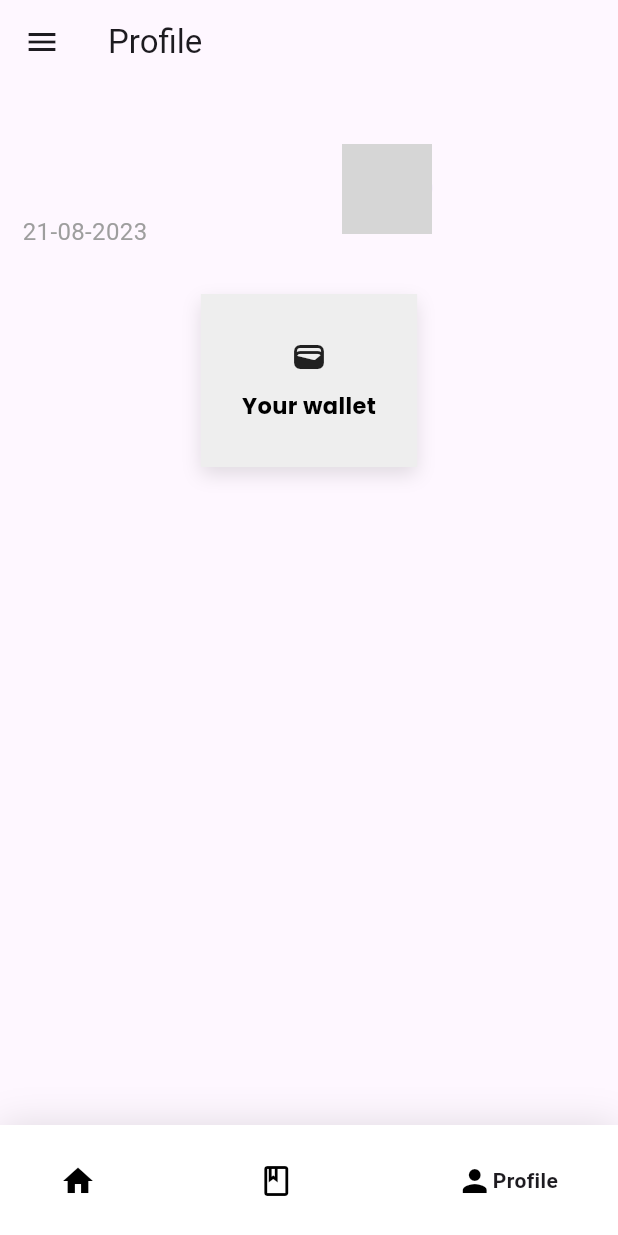
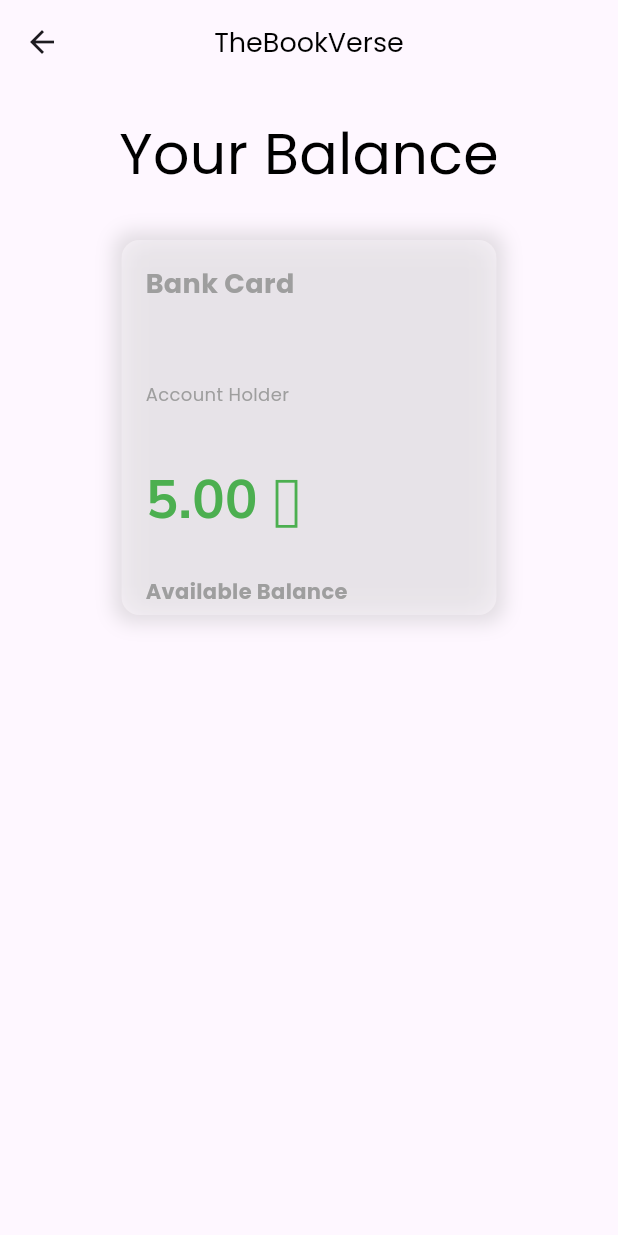
Before and after one commit to bishalbera/Bookverse, a Flutter app: the HomeScreen screen opened directly, item 3 of the bottom bar chosen, after a tap on "Your wallet", on a phone screen of 412 x 824 dp. Run offline on Flutter 3.47's test engine with Material 2 defaults, Android fonts, the phone set to English and light mode, and no system bars; drawn by our look-alikes of google_nav_bar; our stand-ins replace animated_splash_screen, awesome_snackbar_content, cached_network_image, cloud_firestore, confetti, firebase_auth and 4 more; accounts and stored records are empty; network calls fail; grey boxes are pictures that could not be loaded.

Commit message:
feat: made 2/3 screens for profile_screen itself

```diff
--- a/lib/common/stylish_drawer.dart
+++ b/lib/common/stylish_drawer.dart
@@ -39,7 +39,7 @@ Widget buildStylishDrawer(BuildContext context) {
                 CircleAvatar(
                   radius: 50.0,
                   backgroundImage: NetworkImage(
-                      'https://cdn.discordapp.com/attachments/1091713413106901112/1143189047028744202/image.png'), // Add your profile image asset
+                      'https://media.discordapp.net/attachments/1091713413106901112/1143208237173321738/image.png?width=66&height=88'), // Add your profile image asset
                 ),
                 SizedBox(height: 10.0),
                 Text(
--- a/lib/features/auth/repositories/auth_repository.dart
+++ b/lib/features/auth/repositories/auth_repository.dart
@@ -26,6 +26,8 @@ class AuthRepository {
       String uid = FirebaseAuth.instance.currentUser?.uid ?? '';
 
       UserModel newModel = UserModel(
+          booksRead: '0',
+          verseCoins: '0',
           name: model.name,
           uid: uid,
           email: model.email,
--- a/lib/features/auth/screens/signup_screen.dart
+++ b/lib/features/auth/screens/signup_screen.dart
@@ -22,6 +22,8 @@ class _SignUpScreenState extends State<SignUpScreen> {
 
   void signUp(BuildContext context) {
     UserModel model = UserModel(
+        booksRead: '0',
+        verseCoins: '0',
         name: _nameController.text,
         uid: '',
         email: _emailController.text,
--- a/lib/features/choose_book/choose_book_screen.dart
+++ b/lib/features/choose_book/choose_book_screen.dart
@@ -1,6 +1,7 @@
 import 'dart:convert';
 import 'dart:math';
 
+import 'package:book_verse/common/button_with_animation.dart';
 import 'package:flutter/material.dart';
 import 'package:http/http.dart' as http;
 import 'package:url_launcher/url_launcher.dart';
@@ -205,6 +206,7 @@ class BookDetailsScreen extends StatelessWidget {
   }) : super(key: key);
 
   void _launchURL() async {
+    print("$book['previewLink'] is the preview link");
     if (book['previewLink'] != null) {
       String url = book['previewLink'];
       if (await canLaunch(url)) {
@@ -271,6 +273,8 @@ class BookDetailsScreen extends StatelessWidget {
                   ),
                 ),
               ),
+            const SizedBox(height: 20),
+            ButtonWithAnimation(),
           ],
         ),
       ),
--- a/lib/features/profile/profile_screen.dart
+++ b/lib/features/profile/profile_screen.dart
@@ -1,35 +1,44 @@
-import 'package:book_verse/common/constants/constants.dart';
-import 'package:book_verse/features/profile/widget/profile_widget.dart';
-import 'package:book_verse/utils/move_screen.dart';
+import 'package:book_verse/features/guide/screens/guide_screen.dart';
+import 'package:book_verse/features/wallet/screens/wallet_screen.dart';
+import 'package:cloud_firestore/cloud_firestore.dart';
 import 'package:flutter/material.dart';
 import 'package:google_fonts/google_fonts.dart';
 import 'package:intl/intl.dart';
 
 import '../../common/bottom_navigation_bar.dart';
+import '../../common/constants/constants.dart';
 import '../../common/stylish_drawer.dart';
+import '../../utils/move_screen.dart';
 
 class ProfileScreen extends StatefulWidget {
-  const ProfileScreen({super.key});
+  const ProfileScreen({Key? key}) : super(key: key);
 
   @override
   State<ProfileScreen> createState() => _ProfileScreenState();
 }
 
 class _ProfileScreenState extends State<ProfileScreen> {
-  String userName = "";
+  late String formattedDate;
+  String myUserName = "";
+
   @override
   void initState() {
-    // TODO: implement initState
     super.initState();
-    userName = firebaseAuth.currentUser?.displayName ?? '';
-    setState(() {});
+    var data = firestore
+        .collection('users')
+        .doc(firebaseAuth.currentUser?.uid ?? '')
+        .get()
+        .then((DocumentSnapshot snapshot) {
+      myUserName = snapshot.get('name');
+      setState(() {
+        print(myUserName);
+      });
+    });
+    formattedDate = DateFormat('dd-MM-yyyy').format(DateTime.now());
   }
 
   @override
   Widget build(BuildContext context) {
-    DateTime currentDate = DateTime.now();
-    String formattedDate = DateFormat('dd-MM-yyyy').format(currentDate);
-
     return Scaffold(
       bottomNavigationBar: const MyCustomBottomNavigationBar(),
       drawer: buildStylishDrawer(context),
@@ -40,65 +49,118 @@ class _ProfileScreenState extends State<ProfileScreen> {
         child: SafeArea(
           child: Column(
             children: [
-              const SizedBox(
-                height: 20,
-              ),
+              const SizedBox(height: 20),
               Padding(
-                padding: const EdgeInsets.only(top: 10, left: 15),
+                padding: const EdgeInsets.symmetric(horizontal: 15),
                 child: Row(
+                  crossAxisAlignment: CrossAxisAlignment.center,
                   children: [
+                    CircleAvatar(
+                      backgroundImage: const NetworkImage(
+                        'https://media.discordapp.net/attachments/1091713413106901112/1143208237173321738/image.png?width=66&height=88',
+                      ),
+                      radius: 30,
+                    ),
+                    const SizedBox(width: 20),
                     Column(
-                      mainAxisAlignment: MainAxisAlignment.center,
                       crossAxisAlignment: CrossAxisAlignment.start,
                       children: [
                         Text(
-                          "$userName",
+                          "Hello,",
                           style: GoogleFonts.poppins(
-                            fontSize: 28,
+                            fontSize: 18,
+                            color: Colors.grey,
+                          ),
+                        ),
+                        Text(
+                          myUserName,
+                          style: GoogleFonts.poppins(
+                            fontSize: 18,
                             color: Colors.black,
                             fontWeight: FontWeight.bold,
                           ),
                         ),
-                        Text(
-                          firebaseAuth.currentUser!.email!,
-                          style: GoogleFonts.poppins(
-                            fontSize: 12,
-                            color: Colors.black,
-                            fontWeight: FontWeight.bold,
-                          ),
+                        const SizedBox(
+                          height: 10,
                         ),
                         Text(
-                          "$formattedDate",
+                          formattedDate,
                           style: GoogleFonts.roboto(
                             color: Colors.grey,
                             fontSize: 16,
                           ),
-                        )
+                        ),
                       ],
-                    ),
-                    SizedBox(
-                      width: 130,
-                    ),
-                    CircleAvatar(
-                      backgroundImage: const NetworkImage(
-                        'https://cdn.discordapp.com/attachments/1091713413106901112/1143189047028744202/image.png',
-                      ),
-                      radius: 30,
                     ),
                   ],
                 ),
               ),
               const SizedBox(
-                height: 30,
+                height: 20,
               ),
-              Row(
-                mainAxisAlignment: MainAxisAlignment.spaceEvenly,
-                children: [
-                  InkWell(
+              const SizedBox(height: 30),
+              Divider(),
+              const SizedBox(
+                height: 20,
+              ),
+              Padding(
+                padding: const EdgeInsets.symmetric(horizontal: 20),
+                child: Column(
+                  children: [
+                    InkWell(
+                      onTap: () {
+                        moveScreen(context, GlassCard());
+                      },
                       child: ProfileWidget(
-                          icon: Icon(Icons.wallet), text: "Your wallet"),
-                      onTap: () {}),
-                ],
+                        icon: const Icon(
+                          Icons.wallet,
+                          color: Colors.blue,
+                        ),
+                        text: "Your wallet",
+                      ),
+                    ),
+                    const SizedBox(height: 10),
+                    Divider(),
+                    const SizedBox(
+                      height: 10,
+                    ),
+                    InkWell(
+                      onTap: () {
+                        moveScreen(context, GuideScreen());
+                      },
+                      child: ProfileWidget(
+                        icon: const Icon(
+                          Icons.info,
+                          color: Colors.blue,
+                        ),
+                        text: "App Info",
+                      ),
+                    ),
+                    const SizedBox(height: 10),
+                    Divider(),
+                    const SizedBox(
+                      height: 10,
+                    ),
+                    ProfileWidget(
+                      icon: const Icon(Icons.settings),
+                      text: "Settings",
+                    ),
+                    const SizedBox(height: 10),
+                    Divider(
+                      endIndent: 0,
+                    ),
+                    const SizedBox(
+                      height: 10,
+                    ),
+                    ProfileWidget(
+                      icon: const Icon(
+                        Icons.logout,
+                        color: Colors.grey,
+                      ),
+                      text: "Log Out",
+                    ),
+                  ],
+                ),
               ),
             ],
           ),
@@ -107,3 +169,40 @@ class _ProfileScreenState extends State<ProfileScreen> {
     );
   }
 }
+
+class ProfileWidget extends StatelessWidget {
+  final Icon icon;
+  final String text;
+
+  const ProfileWidget({required this.icon, required this.text});
+
+  @override
+  Widget build(BuildContext context) {
+    return Row(
+      children: [
+        icon,
+        const SizedBox(width: 10),
+        Text(
+          text,
+          style: GoogleFonts.poppins(
+            fontSize: 16,
+            color: Colors.black,
+          ),
+        ),
+      ],
+    );
+  }
+}
+
+void main() {
+  runApp(MyApp());
+}
+
+class MyApp extends StatelessWidget {
+  @override
+  Widget build(BuildContext context) {
+    return MaterialApp(
+      home: ProfileScreen(),
+    );
+  }
+}
--- /dev/null
+++ b/lib/features/wallet/screens/wallet_screen.dart
@@ -0,0 +1,161 @@
+import 'package:book_verse/common/constants/constants.dart';
+import 'package:book_verse/utils/appBar.dart';
+import 'package:cloud_firestore/cloud_firestore.dart';
+import 'package:flutter/material.dart';
+import 'package:google_fonts/google_fonts.dart';
+import 'dart:ui';
+
+class GlassCard extends StatefulWidget {
+  const GlassCard({super.key});
+
+  @override
+  State<GlassCard> createState() => _GlassCardState();
+}
+
+class _GlassCardState extends State<GlassCard> {
+  String myUserName = "";
+
+  @override
+  void initState() {
+    // TODO: implement initState
+    super.initState();
+    var data = firestore
+        .collection('users')
+        .doc(firebaseAuth.currentUser?.uid ?? '')
+        .get()
+        .then((DocumentSnapshot snapshot) {
+      myUserName = snapshot.get('name');
+      setState(() {
+        print(myUserName);
+      });
+    });
+  }
+
+  @override
+  Widget build(BuildContext context) {
+    return Scaffold(
+      appBar: makeAppBar(context),
+      body: SingleChildScrollView(
+        child: Column(
+          children: [
+            const SizedBox(
+              height: 20,
+            ),
+            Center(
+              child: Text(
+                'Your Balance',
+                style: GoogleFonts.poppins(
+                  color: Colors.black,
+                  fontSize: 38,
+                ),
+              ),
+            ),
+            const SizedBox(
+              height: 30,
+            ),
+            Center(
+              child: Container(
+                width: 250,
+                height: 250,
+                decoration: BoxDecoration(
+                  borderRadius: BorderRadius.circular(12),
+                  boxShadow: [
+                    BoxShadow(
+                      color: Colors.grey.withOpacity(0.3),
+                      blurRadius: 10,
+                      spreadRadius: 5,
+                    ),
+                  ],
+                ),
+                child: ClipRRect(
+                  borderRadius: BorderRadius.circular(12),
+                  child: BackdropFilter(
+                    filter: ImageFilter.blur(sigmaX: 10, sigmaY: 10),
+                    child: Container(
+                      color: Colors.white.withOpacity(0.2),
+                      child: Column(
+                        crossAxisAlignment: CrossAxisAlignment.start,
+                        children: [
+                          Padding(
+                            padding: const EdgeInsets.all(16),
+                            child: Text(
+                              'Bank Card',
+                              style: GoogleFonts.poppins(
+                                fontSize: 18,
+                                fontWeight: FontWeight.bold,
+                                color: Colors.grey,
+                              ),
+                            ),
+                          ),
+                          Padding(
+                            padding: const EdgeInsets.symmetric(horizontal: 16),
+                            child: Text(
+                              myUserName,
+                              style: GoogleFonts.poppins(
+                                fontSize: 22,
+                                fontWeight: FontWeight.bold,
+                                color: Colors.black,
+                              ),
+                            ),
+                          ),
+                          SizedBox(height: 5),
+                          Padding(
+                            padding: const EdgeInsets.symmetric(horizontal: 16),
+                            child: Text(
+                              'Account Holder',
+                              style: GoogleFonts.poppins(
+                                fontSize: 12,
+                                color: Colors.grey,
+                              ),
+                            ),
+                          ),
+                          SizedBox(height: 20),
+                          Padding(
+                            padding: const EdgeInsets.all(16),
+                            child: Text(
+                              '5.00 🪙',
+                              style: GoogleFonts.nunitoSans(
+                                fontSize: 36,
+                                fontWeight: FontWeight.bold,
+                                color: Colors.green,
+                              ),
+                            ),
+                          ),
+                          SizedBox(height: 10),
+                          Padding(
+                            padding: const EdgeInsets.symmetric(horizontal: 16),
+                            child: Text(
+                              'Available Balance',
+                              style: GoogleFonts.poppins(
+                                fontSize: 14,
+                                fontWeight: FontWeight.bold,
+                                color: Colors.grey,
+                              ),
+                            ),
+                          ),
+                        ],
+                      ),
+                    ),
+                  ),
+                ),
+              ),
+            ),
+          ],
+        ),
+      ),
+    );
+  }
+}
+
+void main() {
+  runApp(MyApp());
+}
+
+class MyApp extends StatelessWidget {
+  @override
+  Widget build(BuildContext context) {
+    return MaterialApp(
+      home: GlassCard(),
+    );
+  }
+}
```
Also changed, not shown: lib/common/button_with_animation.dart (added, +129 -0 lines), lib/features/auth/models/user.dart (+29 -9 lines), lib/features/guide/screens/guide_screen.dart (added, +98 -0 lines), lib/features/home/home_screen.dart (+21 -4 lines), lib/features/room_creation/room_creation_screen.dart (+22 -6 lines).
